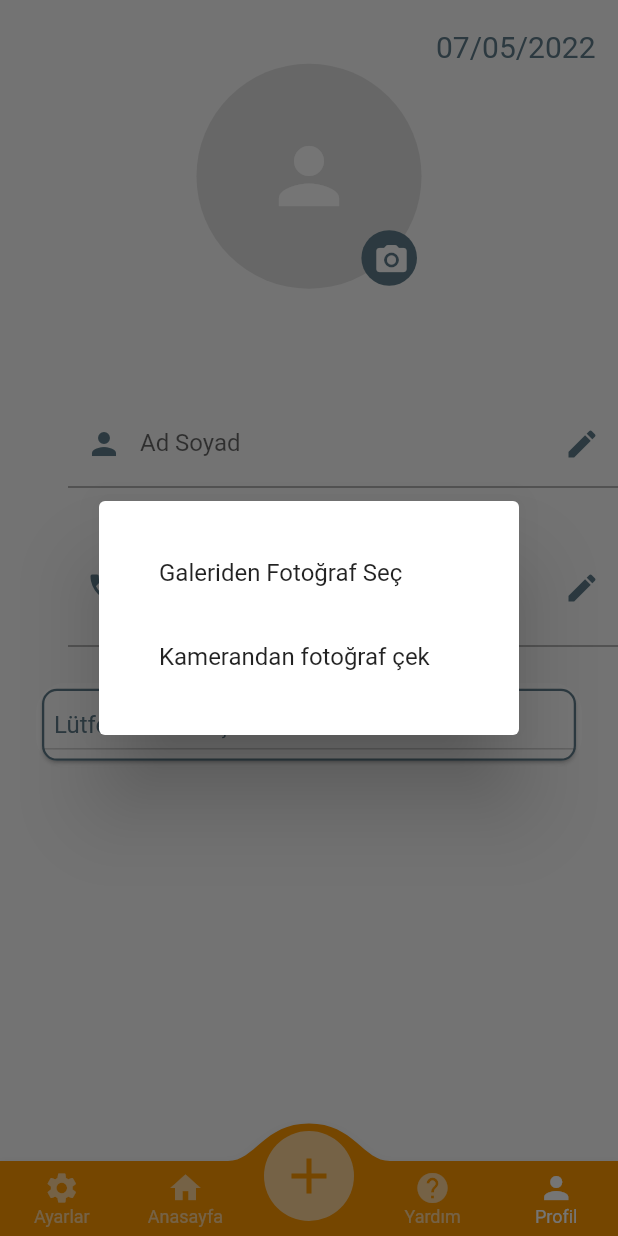
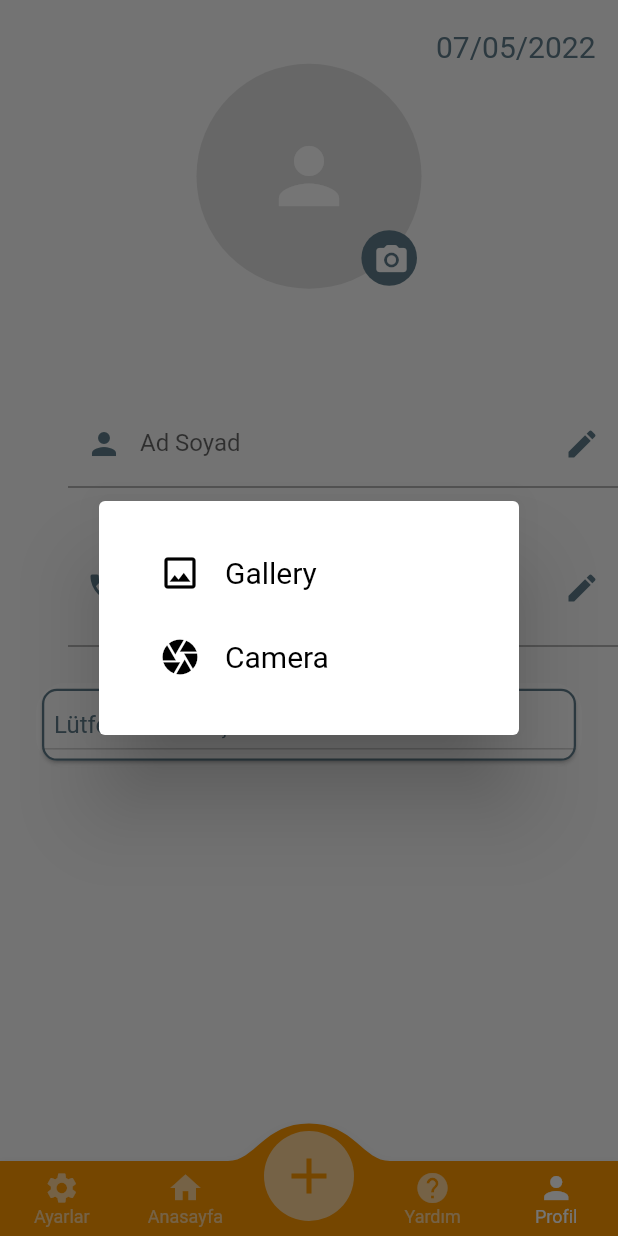
Before and after one commit to takim-188/BelediyeApp, a Flutter app: the screen it shows after launch, item 5 of the bottom bar chosen, after a tap on the "camera alt" icon, on a phone screen of 412 x 824 dp. Run offline on Flutter 3.47's test engine with Material 2 defaults, Android fonts, the phone set to English and light mode, and no system bars; drawn by our look-alikes of convex_bottom_bar; our stand-ins replace easy_localization, image_cropper, image_picker; missing offline and left inert: dart:html, flutter_email_sender.

Commit message:
camera and gallery

```diff
--- a/lib/main.dart
+++ b/lib/main.dart
@@ -42,7 +42,7 @@ class MyApp extends StatelessWidget {
 
         primarySwatch: Colors.blueGrey,
       ),
-      home: BotNav(),
+      home: BotNav()
     );
   }
 }
--- a/lib/models/bildiri_model.dart
+++ b/lib/models/bildiri_model.dart
@@ -0,0 +1,11 @@
+import 'dart:html';
+import 'dart:ui';
+
+class Bildiri{
+
+  String? title;
+  String? description;
+  String? bildiriType;
+  Image? img;
+  Location? loc;
+}
--- a/lib/pages/adminProfile_page.dart
+++ b/lib/pages/adminProfile_page.dart
@@ -14,7 +14,7 @@ class AdminProfilePage extends StatefulWidget {
 }
 
 class _AdminProfilePageState extends State<AdminProfilePage> {
-  List<String> markets = ["TR", "US", "DE", "ES"];
+  List<String> languages = ["TR", "US", "DE", "ES"];
 
   String? selectedLanguage;
   File? _secilenDosya;
@@ -237,14 +237,15 @@ class _AdminProfilePageState extends State<AdminProfilePage> {
                     padding: const EdgeInsets.all(8.0),
                     child: Center(child: Text("Lütfen bir dil seçiniz", style: TextStyle(color: Colors.blueGrey),)),
                   ),
-                  items: markets.map((String name) {
+                  items: languages.map((String name) {
                     return DropdownMenuItem<String>(
 
                       value: name,
                       child: Padding(
                         padding: const EdgeInsets.all(8.0),
                         child: Text(name),
-                      ),);
+                      ),
+                    );
 
                   }).toList(),
                 ),
--- a/lib/pages/bildiri_page.dart
+++ b/lib/pages/bildiri_page.dart
@@ -8,13 +8,121 @@ class BildiriPage extends StatefulWidget {
 }
 
 class _BildiriPageState extends State<BildiriPage> {
+  String? selectedLanguage;
+  List<String> items = [
+  "Temizlik",
+  "Hava Kirliliği",
+  "Su"];
+
   @override
   Widget build(BuildContext context) {
+    Size size = MediaQuery.of(context).size;
+    double width = MediaQuery.of(context).size.width;
+    double height = MediaQuery.of(context).size.height;
     return Scaffold(
       appBar: AppBar(
         title: Text("Bildiri Sayfası"),
       ),
-      backgroundColor: Colors.white,
+      body: Container(
+
+        child: ListView(
+          children: [
+            Column(
+              children: [
+                Padding(
+                  padding: EdgeInsets.fromLTRB(width*0.11, 8, width*0.11, 20),
+                  child: TextField(
+
+                    onChanged: (value){},
+                    cursorColor: Colors.blueGrey,
+
+                    keyboardType: TextInputType.text,
+                    //controller: passwordController2 ,
+                    decoration: InputDecoration(
+
+                      labelText: "Bildiri Başlığı",
+                      //prefixIcon: Icon(Icons.work_outline),
+                      //prefixIconColor: Colors.blueGrey,
+                     // suffixIcon: IconButton(icon: _isEditOn2 ? Icon(Icons.edit, color: Colors.blueGrey,) : Icon(Icons.done, color: Colors.blueGrey,), onPressed: _toggle2,),
+
+                      //border: OutlineInputBorder(
+                      //  borderRadius: BorderRadius.circular(20),
+                      // borderSide: BorderSide(color: Colors.redAccent,style: BorderStyle.solid)
+                      //)
+                    ),
+                  ),
+                ),
+                Padding(
+                  padding: EdgeInsets.fromLTRB(width*0.11, 8, width*0.11, 20),
+                  child: DropdownButton(
+                    value: selectedLanguage,
+                    onChanged: (value) {
+                      setState((){
+                        selectedLanguage = value.toString();
+                      });
+                    },
+                    hint: Padding(
+                      padding: EdgeInsets.fromLTRB(width*0.11, 8, width*0.11, 20),
+                      child: Center(child: Text("Bildiri Türü", style: TextStyle(color: Colors.blueGrey),)),
+                    ),
+
+
+                    items: items.map((String name) {
+                      return DropdownMenuItem<String>(
+                        value: name,
+                        child: Padding(
+                          padding: const EdgeInsets.all(8.0),
+                          child: Text(name),
+                        ),
+                      );
+
+                    }).toList(),
+                  ),
+                ),
+
+
+                Padding(
+                  padding: EdgeInsets.fromLTRB(width*0.11, 8, width*0.11, 20),
+                  child: TextField(
+
+                    onChanged: (value){},
+                    cursorColor: Colors.blueGrey,
+
+                    keyboardType: TextInputType.text,
+                    //controller: passwordController2 ,
+                    decoration: InputDecoration(
+
+                      labelText: "Bildiri Açıklaması",
+                      //prefixIcon: Icon(Icons.work_outline),
+                      //prefixIconColor: Colors.blueGrey,
+                      // suffixIcon: IconButton(icon: _isEditOn2 ? Icon(Icons.edit, color: Colors.blueGrey,) : Icon(Icons.done, color: Colors.blueGrey,), onPressed: _toggle2,),
+
+                      //border: OutlineInputBorder(
+                      //  borderRadius: BorderRadius.circular(20),
+                      // borderSide: BorderSide(color: Colors.redAccent,style: BorderStyle.solid)
+                      //)
+                    ),
+                  ),
+                ),
+              ],
+            ),
+
+            ClipRRect(
+              borderRadius: BorderRadius.circular(20.0),//or 15.0
+              child: Padding(
+                padding: EdgeInsets.only(left: width*0.1, right: width*0.2),
+                child: Container(
+                  height: width*0.2,
+                  width: width*0.2,
+                  color: Colors.grey[300],
+                  child: Icon(Icons.camera, color: Colors.white, size: 50.0),
+                ),
+              ),
+            ),
+
+          ],
+        ),
+      ),
     );
   }
 }
--- a/lib/pages/userProfile_page.dart
+++ b/lib/pages/userProfile_page.dart
@@ -1,6 +1,7 @@
 import 'dart:io';
 import 'package:easy_localization/easy_localization.dart';
 import 'package:flutter/material.dart';
+import 'package:flutter/services.dart';
 import 'package:image_cropper/image_cropper.dart';
 import 'package:image_picker/image_picker.dart';
 
@@ -35,6 +36,20 @@ class _ProfilePageState extends State<ProfilePage> {
   String text = "";
   String languageName = "Choose a Language";
   TextEditingController controller = TextEditingController();
+
+  File? image;
+  Future pickImage(ImageSource source) async {
+    try{
+      final image = await ImagePicker().pickImage(source: source);
+      if(image == null) return;
+
+      final imageTemporary = File(image.path);
+      setState(() => this.image = imageTemporary);
+    }on PlatformException catch (e){
+      print('Failed to pick image: $e');
+
+    }
+  }
 
   @override
   Widget build(BuildContext context) {
@@ -74,12 +89,11 @@ class _ProfilePageState extends State<ProfilePage> {
                     child: Stack(
                       children: [
                         CircleAvatar(
-
                           foregroundColor: Colors.white,
                           backgroundColor: Colors.grey[300],
-                          child: _secilenDosya == null ? Icon(Icons.person, size: 60,): null,
+                          child: image == null ? Icon(Icons.person, size: 60,): null,
                           radius: 75,
-                          backgroundImage: _secilenDosya != null ? FileImage(_secilenDosya!): null,
+                          backgroundImage: image != null ? FileImage(image!): null,
                         ),
                         Positioned(
                             bottom: 2,
@@ -266,23 +280,21 @@ class _ProfilePageState extends State<ProfilePage> {
           content: Column(
             mainAxisSize: MainAxisSize.min,
             children: <Widget> [
-              ListTile(
-                title: Text("Galeriden Fotoğraf Seç"),
-                onTap: (){
-
-                  _secimYukle(ImageSource.gallery);
+              buildButton(
+                title: 'Gallery',
+                icon: Icons.image_outlined,
+                onClicked: () {
+                  pickImage(ImageSource.gallery);
+                  Navigator.pop(context);
+                }),
+              buildButton(
+                title: 'Camera',
+                icon: Icons.camera,
+                onClicked: () {
+                  pickImage(ImageSource.camera);
+                  Navigator.pop(context);
                 },
-
-              ),
-              ListTile(
-                title: Text("Kamerandan fotoğraf çek"),
-
-                onTap: (){
-
-                  _secimYukle(ImageSource.camera);
-
-                },
-              ),
+              )
             ],
           ),
         ));
@@ -396,3 +408,25 @@ class ProfileButton extends StatelessWidget {
     );
   }
 }
+
+Widget buildButton({
+  required String title,
+  required IconData icon,
+  required VoidCallback onClicked,
+}) =>
+    ElevatedButton(
+        style: ElevatedButton.styleFrom(
+          minimumSize: Size.fromHeight(56),
+          primary: Colors.white,
+          onPrimary: Colors.black,
+          textStyle: TextStyle(fontSize: 20),
+          elevation: 0
+        ),
+        onPressed: onClicked,
+        child: Row(
+          children: [
+            Icon(icon, size: 28),
+            const SizedBox(width: 16),
+            Text(title),
+          ],
+        ));
--- a/lib/pages/user_type_page.dart
+++ b/lib/pages/user_type_page.dart
@@ -62,7 +62,7 @@ class _UserTypeState extends State<UserType> {
             ),
             label: Text("Çalışan Girişi", style: TextStyle(color: Colors.white, fontSize: height*0.04, fontWeight: FontWeight.bold),),
             onPressed: (){
-              Navigator.push(context, MaterialPageRoute(builder: (context) => UserSignInPage()));
+              Navigator.push(context, MaterialPageRoute(builder: (context) => AdminSignInPage()));
 
             }, icon: Icon(Icons.east_rounded, size: height*0.05,),),
         ),
```
